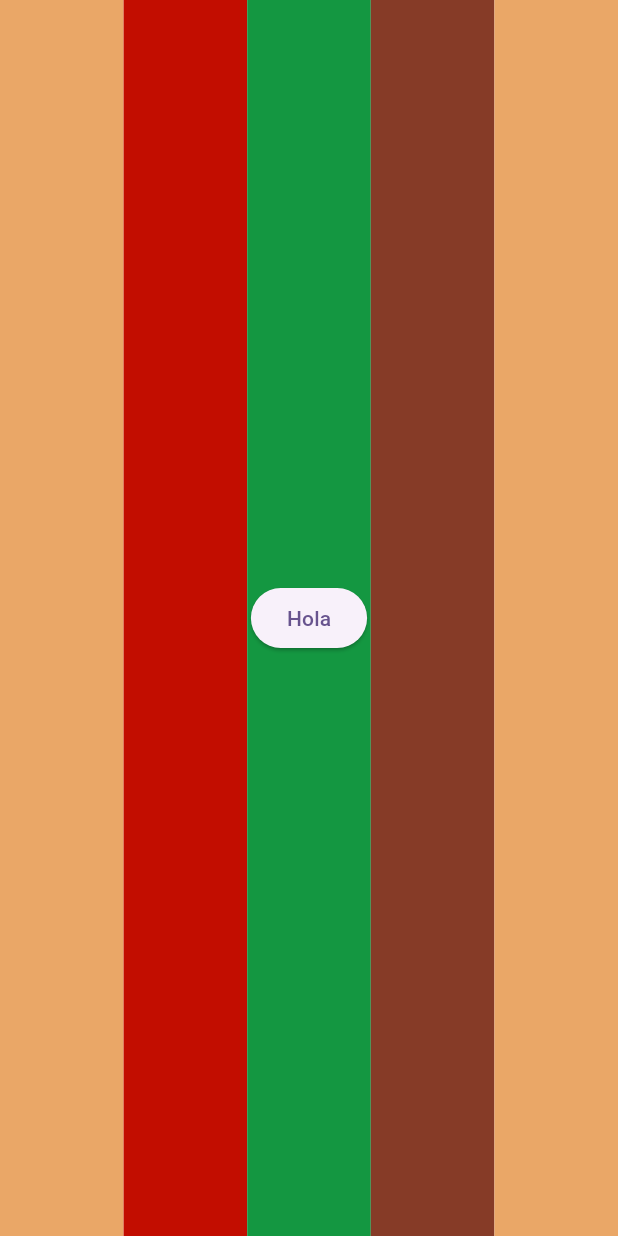
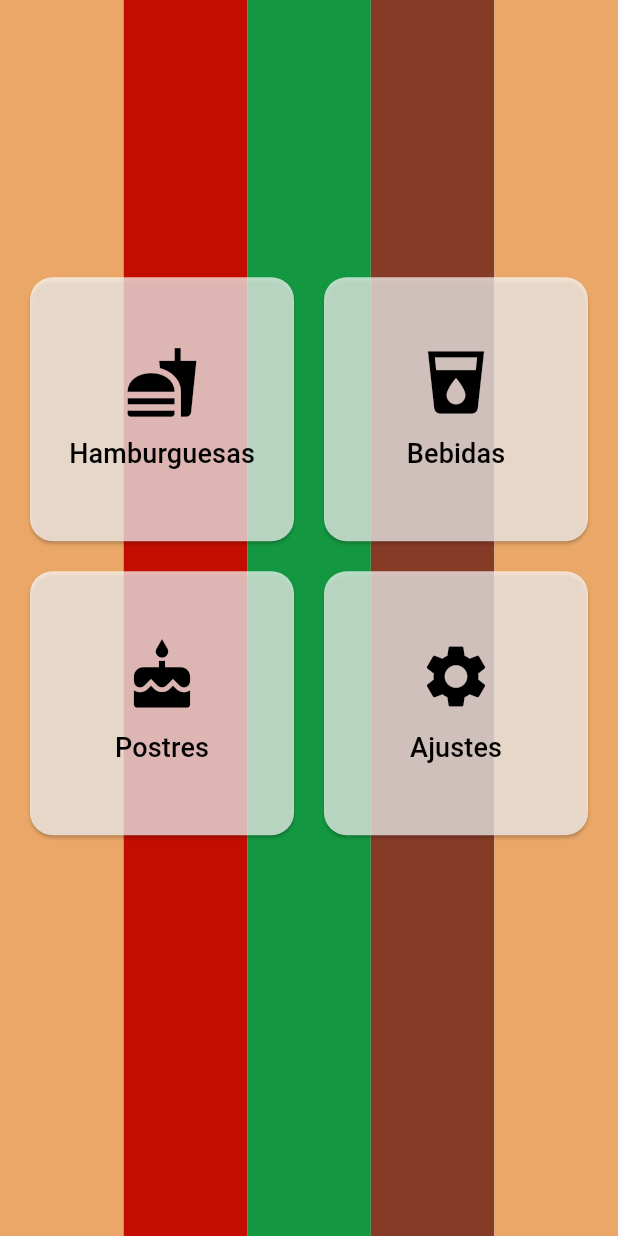
Before and after one commit to JuanJosePinero/McDonalds_App, a Flutter app: the McMenuScreen screen opened directly, on a phone screen of 412 x 824 dp. Run offline on Flutter 3.47's test engine with Material 3 defaults, Android fonts, the phone set to English and light mode, and no system bars.

Commit message:
added buttons in home screen

```diff
--- a/lib/screen/home/mcmenu.dart
+++ b/lib/screen/home/mcmenu.dart
@@ -1,51 +1,88 @@
 import 'package:flutter/material.dart';
+import 'package:mc_donals_api/util/background/home_background.dart';
 
 class McMenuScreen extends StatelessWidget {
   @override
   Widget build(BuildContext context) {
     return Scaffold(
-      body: Row(
+      body: Stack(
         children: [
-          Expanded(
-            flex: 1,
-            child: Container(
-              color: const Color(0xFFeaa767), // Color #eaa767
-            ),
-          ),
-          Expanded(
-            flex: 1,
-            child: Container(
-              color: const Color(0xFFc20d00), // Color #c20d00
-            ),
-          ),
-          Expanded(
-            flex: 1,
-            child: Container(
-              color: const Color(0xFF149741), // Color #149741 (centro)
-              child: Center(
-                child: ElevatedButton(
-                  onPressed: () {
-                    // Acción del botón aquí si es necesario
-                  },
-                  child: const Text('Hola'),
-                ),
+          HomeBackground(),
+
+          Center(
+            child: Padding(
+              padding: EdgeInsets.symmetric(
+                  vertical: MediaQuery.of(context).size.height * 0.20),
+              // padding: const EdgeInsets.symmetric(vertical: 140.0), // Padding superior e inferior
+              child: GridView.count(
+                crossAxisCount: 2,
+                mainAxisSpacing: 20.0,
+                crossAxisSpacing: 20.0,
+                padding: const EdgeInsets.all(20.0),
+                children: [
+                  _buildMenuButton(
+                    icon: Icons.fastfood,
+                    label: 'Hamburguesas',
+                    onPressed: () {
+
+                    },
+                  ),
+                  _buildMenuButton(
+                    icon: Icons.local_drink,
+                    label: 'Bebidas',
+                    onPressed: () {
+
+                    },
+                  ),
+                  _buildMenuButton(
+                    icon: Icons.cake,
+                    label: 'Postres',
+                    onPressed: () {
+
+                    },
+                  ),
+                  _buildMenuButton(
+                    icon: Icons.settings,
+                    label: 'Ajustes',
+                    onPressed: () {
+
+                    },
+                  ),
+                ],
               ),
-            ),
-          ),
-          Expanded(
-            flex: 1,
-            child: Container(
-              color: const Color(0xFF863b27), // Color #863b27
-            ),
-          ),
-          Expanded(
-            flex: 1,
-            child: Container(
-              color: const Color(0xFFeaa767), // Color #eaa767 de nuevo
             ),
           ),
         ],
       ),
     );
   }
+
+  Widget _buildMenuButton({
+    required IconData icon,
+    required String label,
+    required VoidCallback onPressed,
+  }) {
+    return ElevatedButton(
+      style: ElevatedButton.styleFrom(
+        foregroundColor: Colors.black,
+        backgroundColor: Colors.white.withOpacity(0.7),
+        shape: RoundedRectangleBorder(
+          borderRadius: BorderRadius.circular(15.0),
+        ),
+        padding: const EdgeInsets.all(20.0),
+      ),
+      onPressed: onPressed,
+      child: Column(
+        mainAxisAlignment: MainAxisAlignment.center,
+        children: [
+          Icon(icon, size: 50.0),
+          const SizedBox(height: 10.0),
+          Text(
+            label,
+            style: const TextStyle(fontSize: 18.0),
+          ),
+        ],
+      ),
+    );
+  }
 }
--- /dev/null
+++ b/lib/util/background/home_background.dart
@@ -0,0 +1,41 @@
+import 'package:flutter/material.dart';
+
+class HomeBackground extends StatelessWidget {
+  @override
+  Widget build(BuildContext context) {
+    return Row(
+      children: [
+        Expanded(
+          flex: 1,
+          child: Container(
+            color: const Color(0xFFeaa767), // Color #eaa767
+          ),
+        ),
+        Expanded(
+          flex: 1,
+          child: Container(
+            color: const Color(0xFFc20d00), // Color #c20d00
+          ),
+        ),
+        Expanded(
+          flex: 1,
+          child: Container(
+            color: const Color(0xFF149741), // Color #149741 (centro)
+          ),
+        ),
+        Expanded(
+          flex: 1,
+          child: Container(
+            color: const Color(0xFF863b27), // Color #863b27
+          ),
+        ),
+        Expanded(
+          flex: 1,
+          child: Container(
+            color: const Color(0xFFeaa767), // Color #eaa767 de nuevo
+          ),
+        ),
+      ],
+    );
+  }
+}
```
